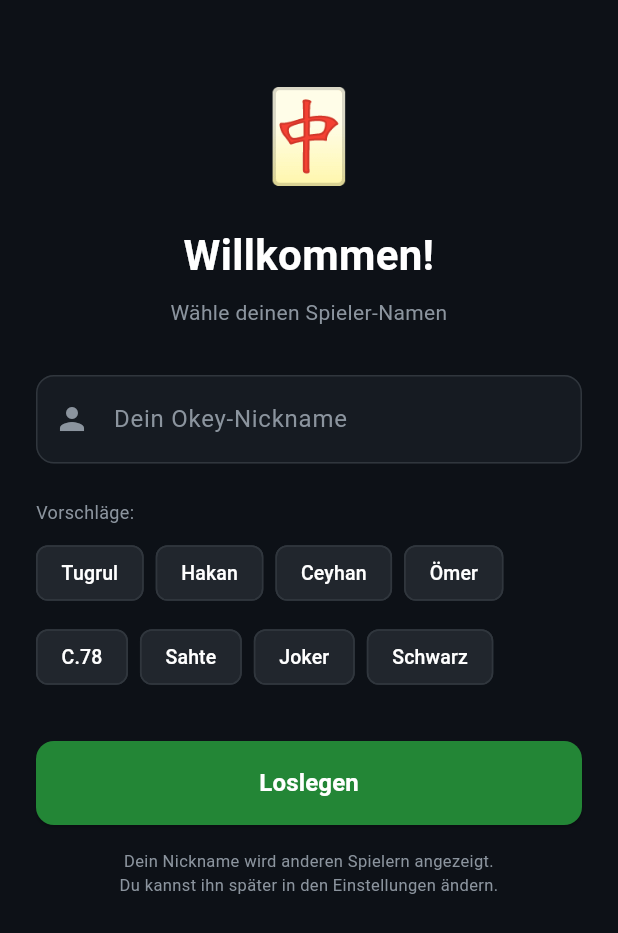
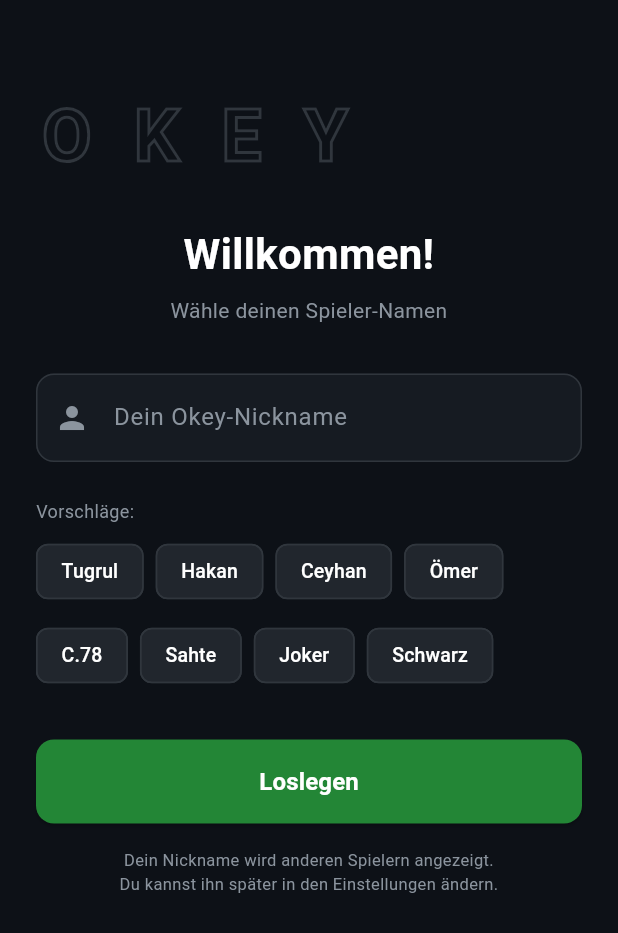
Before and after one commit to Jiggy799/renkli-okey-scout, a Flutter app: the NicknameScreen screen opened by its route, on a phone screen of 412 x 824 dp. Shown: the top 933 px of the screen. Run offline on Flutter 3.47's test engine with Material 3 defaults, Android fonts, the phone set to English and light mode, and no system bars; our stand-ins replace go_router, google_sign_in, image_picker, qr_flutter, supabase_flutter; missing offline and left inert: mobile_scanner, onnxruntime, realtime_client; accounts and stored records are empty; network calls fail.

Commit message:
fix: Mahjong-Emoji durch OKEY-Logo ersetzt
- Login-Screen: 🀄️ (Mahjong) durch 'O K E Y' gestylten Text ersetzt
- Nickname-Screen: gleiche Änderung
- DemoState: gostergeConfirmedBy Set + isGostergeLocked Getter hinzugefügt
  (Vorbereitung für Gösterge-Confirm-Feature: 2 Spieler müssen bestätigen)
- init1Player/init2Players/reset/applyRoundEnd setzen gostergeConfirmedBy zurück

VERSION BUMP: 1.5.5 → 1.6.0 (Major: Logo + Architecture)

```diff
--- a/lib/screens/nickname_screen.dart
+++ b/lib/screens/nickname_screen.dart
@@ -119,7 +119,21 @@ class _NicknameScreenState extends State<NicknameScreen> {
               crossAxisAlignment: CrossAxisAlignment.stretch,
               children: [
                 const SizedBox(height: 24),
-                const Text('🀄️', style: TextStyle(fontSize: 60), textAlign: TextAlign.center),
+                Padding(
+                  padding: const EdgeInsets.symmetric(vertical: 8),
+                  child: Text(
+                    'O K E Y',
+                    style: TextStyle(
+                      fontSize: 48,
+                      fontWeight: FontWeight.bold,
+                      letterSpacing: 8,
+                      foreground: Paint()
+                        ..style = PaintingStyle.stroke
+                        ..strokeWidth = 2
+                        ..color = const Color(0xFF30363D),
+                    ),
+                  ),
+                ),
                 const SizedBox(height: 16),
                 const Text(
                   'Willkommen!',
--- a/pubspec.yaml
+++ b/pubspec.yaml
@@ -1,7 +1,7 @@
 name: renkli_okey_scout
 description: "RenkliOkeyScout — Cross-platform Okey scoring app with AI tile detection."
 publish_to: 'none'
-version: 1.5.5+1
+version: 1.6.0+1
 
 environment:
   sdk: ^3.12.2
```
Also changed, not shown: lib/demo/demo_state.dart (+22 -0 lines), lib/screens/login_screen.dart (+15 -1 lines).
